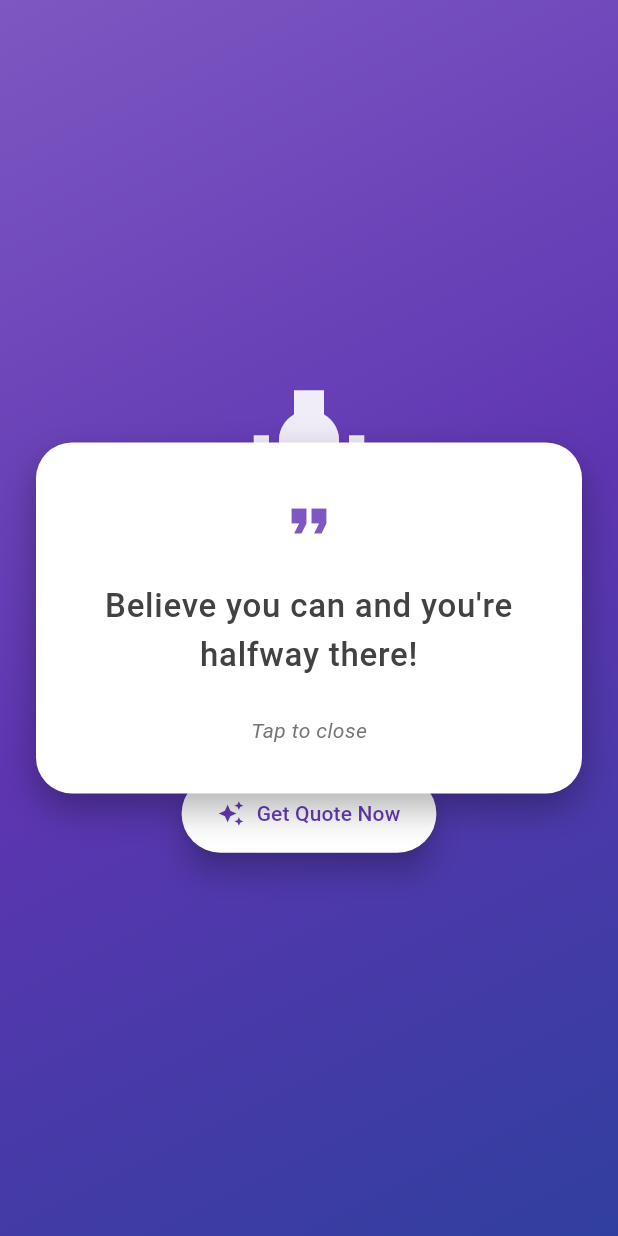
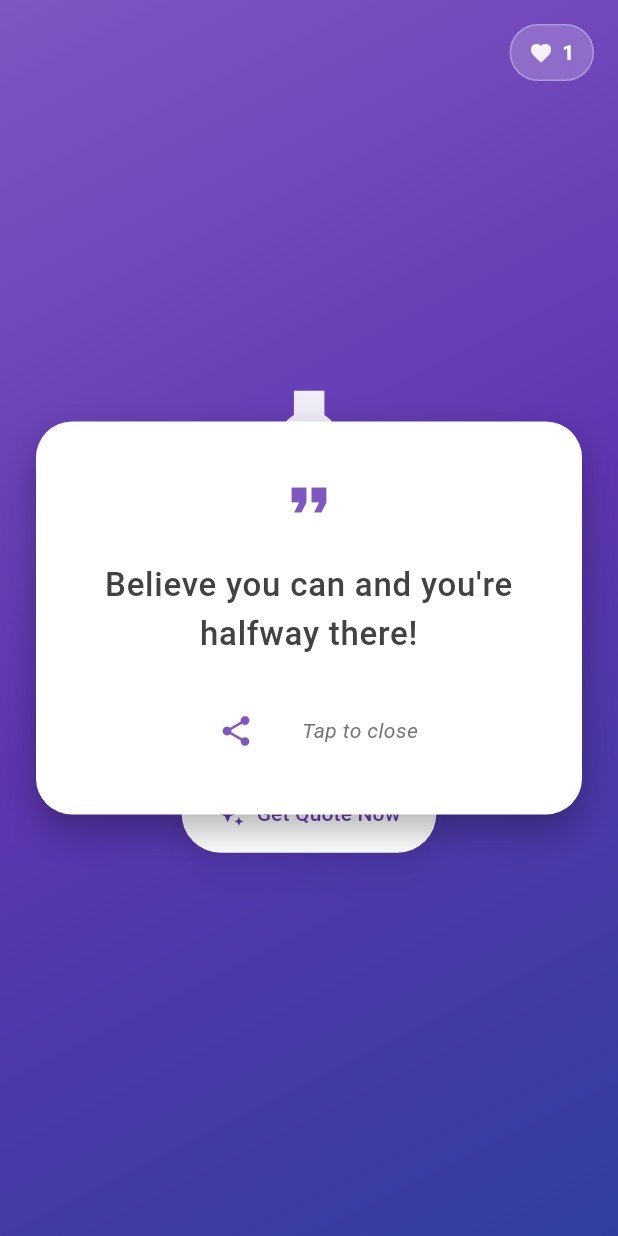
Before and after one commit to MohamedNaif/shake_quote_flutter_ui_with_native_android, a Flutter app: the screen it shows after launch, after a tap on "Get Quote Now", on a phone screen of 412 x 824 dp. Run offline on Flutter 3.47's test engine with Material 3 defaults, Android fonts, the phone set to English and light mode, and no system bars.

Commit message:
Refactor ShakeDetector for improved accuracy and flexibility; enhance quote display with new animations and configuration options

```diff
--- a/lib/main.dart
+++ b/lib/main.dart
@@ -3,8 +3,30 @@
 import 'services/shake_service.dart';
 import 'data/quotes.dart';
 
+// Constants for configuration
+class AppConstants {
+  static const Duration quoteDisplayDuration = Duration(seconds: 6);
+  static const Duration fadeAnimationDuration = Duration(milliseconds: 600);
+  static const Duration scaleAnimationDuration = Duration(milliseconds: 400);
+  static const Duration hideAnimationDuration = Duration(milliseconds: 300);
+
+  static const double quoteCardPadding = 32.0;
+  static const double quoteCardMargin = 24.0;
+  static const double quoteCardRadius = 24.0;
+  static const double quoteIconSize = 40.0;
+  static const double mainIconSize = 80.0;
+}
+
 void main() {
+  WidgetsFlutterBinding.ensureInitialized();
+
+  // Lock orientation to portrait (optional)
+  SystemChrome.setPreferredOrientations([
+    DeviceOrientation.portraitUp,
+    DeviceOrientation.portraitDown,
+  ]).then((_) {
     runApp(const MyApp());
+  });
 }
 
 class MyApp extends StatelessWidget {
@@ -38,72 +60,143 @@
 class _ShakeQuotePageState extends State<ShakeQuotePage>
     with TickerProviderStateMixin {
   final ShakeService _shakeService = ShakeService();
+
   String _currentQuote = '';
   bool _isQuoteVisible = false;
+  int _quoteCount = 0;
+
+  // Animation controllers
   late AnimationController _fadeController;
   late AnimationController _scaleController;
+  late AnimationController _shakeIconController;
+  late AnimationController _slideController;
+
+  // Animations
   late Animation<double> _fadeAnimation;
   late Animation<double> _scaleAnimation;
+  late Animation<double> _shakeIconAnimation;
+  late Animation<Offset> _slideAnimation;
+
+  // Stream subscription for cleanup
+  Stream<String>? _shakeStream;
+  bool _isDisposed = false;
 
   @override
   void initState() {
     super.initState();
+    _initializeAnimations();
+    _initializeShakeListener();
+    _triggerWelcomeHaptic();
+  }
 
-    // Initialize animations
+  void _initializeAnimations() {
+    // Fade animation for quote appearance
     _fadeController = AnimationController(
       vsync: this,
-      duration: const Duration(milliseconds: 600),
+      duration: AppConstants.fadeAnimationDuration,
     );
 
+    // Scale animation for quote bounce effect
     _scaleController = AnimationController(
       vsync: this,
-      duration: const Duration(milliseconds: 400),
+      duration: AppConstants.scaleAnimationDuration,
     );
 
+    // Shake icon animation (subtle pulse)
+    _shakeIconController = AnimationController(
+      vsync: this,
+      duration: const Duration(milliseconds: 2000),
+    )..repeat(reverse: true);
+
+    // Slide animation for quote entrance
+    _slideController = AnimationController(
+      vsync: this,
+      duration: AppConstants.fadeAnimationDuration,
+    );
+
+    // Setup animations
     _fadeAnimation = Tween<double>(begin: 0.0, end: 1.0).animate(
       CurvedAnimation(parent: _fadeController, curve: Curves.easeInOut),
     );
 
-    _scaleAnimation = Tween<double>(begin: 0.8, end: 1.0).animate(
+    _scaleAnimation = Tween<double>(begin: 0.7, end: 1.0).animate(
       CurvedAnimation(parent: _scaleController, curve: Curves.elasticOut),
     );
 
-    // Listen to shake events
-    _shakeService.getShakeStream().listen((event) {
-      if (event == 'shake_detected') {
+    _shakeIconAnimation = Tween<double>(begin: 0.95, end: 1.05).animate(
+      CurvedAnimation(parent: _shakeIconController, curve: Curves.easeInOut),
+    );
+
+    _slideAnimation =
+        Tween<Offset>(begin: const Offset(0, 0.1), end: Offset.zero).animate(
+          CurvedAnimation(parent: _slideController, curve: Curves.easeOutCubic),
+        );
+  }
+
+  void _initializeShakeListener() {
+    try {
+      _shakeStream = _shakeService.getShakeStream();
+      _shakeStream!.listen(
+        (event) {
+          if (!_isDisposed && event == 'shake_detected') {
             _showNewQuote();
           }
+        },
+        onError: (error) {
+          // Handle stream errors gracefully
+          if (!_isDisposed) {
+            debugPrint('Error in shake stream: $error');
+          }
+        },
+        cancelOnError: false,
+      );
+    } catch (e) {
+      debugPrint('Error initializing shake listener: $e');
+    }
+  }
+
+  void _triggerWelcomeHaptic() {
+    Future.delayed(const Duration(milliseconds: 300), () {
+      if (mounted) {
+        HapticFeedback.mediumImpact();
+      }
     });
-
-    // Show initial instruction
-    HapticFeedback.mediumImpact();
   }
 
   void _showNewQuote() {
+    if (_isDisposed) return;
+
+    // Cancel any pending auto-hide
+    _cancelAutoHide();
+
     setState(() {
       _currentQuote = Quotes.getRandomQuote();
       _isQuoteVisible = true;
+      _quoteCount++;
     });
 
-    // Trigger animations
+    // Trigger all animations
     _fadeController.forward(from: 0.0);
     _scaleController.forward(from: 0.0);
+    _slideController.forward(from: 0.0);
 
     // Haptic feedback
     HapticFeedback.heavyImpact();
 
-    // Auto-hide quote after 5 seconds (optional)
-    Future.delayed(const Duration(seconds: 5), () {
-      if (mounted) {
-        _hideQuote();
-      }
-    });
+    // Auto-hide quote after duration
+    _scheduleAutoHide();
   }
 
   void _hideQuote() {
+    if (_isDisposed) return;
+
+    _cancelAutoHide();
     _fadeController.reverse();
-    Future.delayed(const Duration(milliseconds: 300), () {
-      if (mounted) {
+    _scaleController.reverse();
+    _slideController.reverse();
+
+    Future.delayed(AppConstants.hideAnimationDuration, () {
+      if (mounted && !_isDisposed) {
         setState(() {
           _isQuoteVisible = false;
         });
@@ -111,14 +204,50 @@
     });
   }
 
+  void _scheduleAutoHide() {
+    Future.delayed(AppConstants.quoteDisplayDuration, () {
+      if (mounted && !_isDisposed && _isQuoteVisible) {
+        _hideQuote();
+      }
+    });
+  }
+
+  void _cancelAutoHide() {
+    // Implementation note: In a production app, you'd store the Future
+    // and cancel it, but for simplicity we check mounted state
+  }
+
   void _showQuoteManually() {
     _showNewQuote();
   }
 
+  Future<void> _shareQuote() async {
+    if (_currentQuote.isEmpty) return;
+
+    try {
+      await Clipboard.setData(ClipboardData(text: _currentQuote));
+      if (mounted && !_isDisposed) {
+        ScaffoldMessenger.of(context).showSnackBar(
+          const SnackBar(
+            content: Text('Quote copied to clipboard!'),
+            duration: Duration(seconds: 2),
+            behavior: SnackBarBehavior.floating,
+          ),
+        );
+        HapticFeedback.lightImpact();
+      }
+    } catch (e) {
+      debugPrint('Error sharing quote: $e');
+    }
+  }
+
   @override
   void dispose() {
+    _isDisposed = true;
     _fadeController.dispose();
     _scaleController.dispose();
+    _shakeIconController.dispose();
+    _slideController.dispose();
     super.dispose();
   }
 
@@ -141,21 +270,44 @@
           child: Stack(
             children: [
               // Main content
-              Center(
+              _buildMainContent(),
+
+              // Quote overlay with enhanced animations
+              if (_isQuoteVisible) _buildQuoteOverlay(),
+
+              // Statistics badge (top right)
+              _buildStatsBadge(),
+            ],
+          ),
+        ),
+      ),
+    );
+  }
+
+  Widget _buildMainContent() {
+    return Center(
       child: Padding(
         padding: const EdgeInsets.all(24.0),
         child: Column(
           mainAxisAlignment: MainAxisAlignment.center,
           children: [
-                      // Icon
-                      Icon(
+            // Animated shake icon
+            AnimatedBuilder(
+              animation: _shakeIconAnimation,
+              builder: (context, child) {
+                return Transform.scale(
+                  scale: _shakeIconAnimation.value,
+                  child: Icon(
                     Icons.wb_incandescent,
-                        size: 80,
+                    size: AppConstants.mainIconSize,
                     color: Colors.white.withValues(alpha: 0.9),
+                  ),
+                );
+              },
             ),
             const SizedBox(height: 40),
 
-                      // Instruction text
+            // Instruction text with better typography
             Text(
               'Shake your phone',
               style: TextStyle(
@@ -163,6 +315,13 @@
                 fontWeight: FontWeight.bold,
                 color: Colors.white,
                 letterSpacing: 1.2,
+                shadows: [
+                  Shadow(
+                    color: Colors.black.withValues(alpha: 0.2),
+                    blurRadius: 8,
+                    offset: const Offset(0, 2),
+                  ),
+                ],
               ),
             ),
             const SizedBox(height: 12),
@@ -176,54 +335,60 @@
             ),
             const SizedBox(height: 60),
 
-                      // Manual button (for testing without shaking)
-                      ElevatedButton.icon(
+            // Enhanced manual button
+            _buildActionButton(),
+          ],
+        ),
+      ),
+    );
+  }
+
+  Widget _buildActionButton() {
+    return ElevatedButton.icon(
       onPressed: _showQuoteManually,
       icon: const Icon(Icons.auto_awesome),
       label: const Text('Get Quote Now'),
       style: ElevatedButton.styleFrom(
         backgroundColor: Colors.white,
         foregroundColor: Colors.deepPurple,
-                          padding: const EdgeInsets.symmetric(
-                            horizontal: 24,
-                            vertical: 16,
+        padding: const EdgeInsets.symmetric(horizontal: 24, vertical: 16),
+        shape: RoundedRectangleBorder(borderRadius: BorderRadius.circular(30)),
+        elevation: 8,
+        shadowColor: Colors.black.withValues(alpha: 0.3),
       ),
-                          shape: RoundedRectangleBorder(
-                            borderRadius: BorderRadius.circular(30),
-                          ),
-                          elevation: 8,
-                        ),
-                      ),
-                    ],
-                  ),
-                ),
-              ),
+    );
+  }
 
-              // Quote overlay with animation
-              if (_isQuoteVisible)
-                Center(
+  Widget _buildQuoteOverlay() {
+    return Center(
+      child: GestureDetector(
+        onTap: _hideQuote,
+        onVerticalDragEnd: (details) {
+          if (details.primaryVelocity! > 500) {
+            _hideQuote();
+          }
+        },
         child: AnimatedBuilder(
           animation: Listenable.merge([
             _fadeAnimation,
             _scaleAnimation,
+            _slideAnimation,
           ]),
           builder: (context, child) {
             return Opacity(
               opacity: _fadeAnimation.value,
               child: Transform.scale(
                 scale: _scaleAnimation.value,
-                          child: child,
+                child: SlideTransition(position: _slideAnimation, child: child),
               ),
             );
           },
-                    child: GestureDetector(
-                      onTap: _hideQuote,
           child: Container(
-                        margin: const EdgeInsets.all(24.0),
-                        padding: const EdgeInsets.all(32.0),
+            margin: const EdgeInsets.all(AppConstants.quoteCardMargin),
+            padding: const EdgeInsets.all(AppConstants.quoteCardPadding),
             decoration: BoxDecoration(
               color: Colors.white,
-                          borderRadius: BorderRadius.circular(24),
+              borderRadius: BorderRadius.circular(AppConstants.quoteCardRadius),
               boxShadow: [
                 BoxShadow(
                   color: Colors.black.withValues(alpha: 0.3),
@@ -235,15 +400,15 @@
             child: Column(
               mainAxisSize: MainAxisSize.min,
               children: [
-                            // Quote icon
+                // Quote icon with color
                 Icon(
                   Icons.format_quote,
-                              size: 40,
+                  size: AppConstants.quoteIconSize,
                   color: Colors.deepPurple.shade400,
                 ),
                 const SizedBox(height: 20),
 
-                            // Quote text
+                // Quote text with better styling
                 Text(
                   _currentQuote,
                   textAlign: TextAlign.center,
@@ -257,6 +422,19 @@
                 ),
                 const SizedBox(height: 24),
 
+                // Action buttons row
+                Row(
+                  mainAxisAlignment: MainAxisAlignment.center,
+                  children: [
+                    // Share button
+                    IconButton(
+                      onPressed: _shareQuote,
+                      icon: const Icon(Icons.share),
+                      color: Colors.deepPurple.shade400,
+                      tooltip: 'Copy quote',
+                    ),
+                    const SizedBox(width: 20),
+
                     // Close hint
                     Text(
                       'Tap to close',
@@ -268,14 +446,50 @@
                     ),
                   ],
                 ),
+              ],
             ),
           ),
+        ),
+      ),
+    );
+  }
+
+  Widget _buildStatsBadge() {
+    if (_quoteCount == 0) return const SizedBox.shrink();
+
+    return Positioned(
+      top: 16,
+      right: 16,
+      child: Container(
+        padding: const EdgeInsets.symmetric(horizontal: 12, vertical: 8),
+        decoration: BoxDecoration(
+          color: Colors.white.withValues(alpha: 0.2),
+          borderRadius: BorderRadius.circular(20),
+          border: Border.all(
+            color: Colors.white.withValues(alpha: 0.3),
+            width: 1,
+          ),
+        ),
+        child: Row(
+          mainAxisSize: MainAxisSize.min,
+          children: [
+            Icon(
+              Icons.favorite,
+              size: 16,
+              color: Colors.white.withValues(alpha: 0.9),
+            ),
+            const SizedBox(width: 6),
+            Text(
+              '$_quoteCount',
+              style: TextStyle(
+                color: Colors.white,
+                fontWeight: FontWeight.bold,
+                fontSize: 14,
               ),
             ),
           ],
         ),
       ),
-      ),
     );
   }
 }
```
Also changed, not shown: 2 other files. Lines whose indentation alone changed are shown as unchanged.
